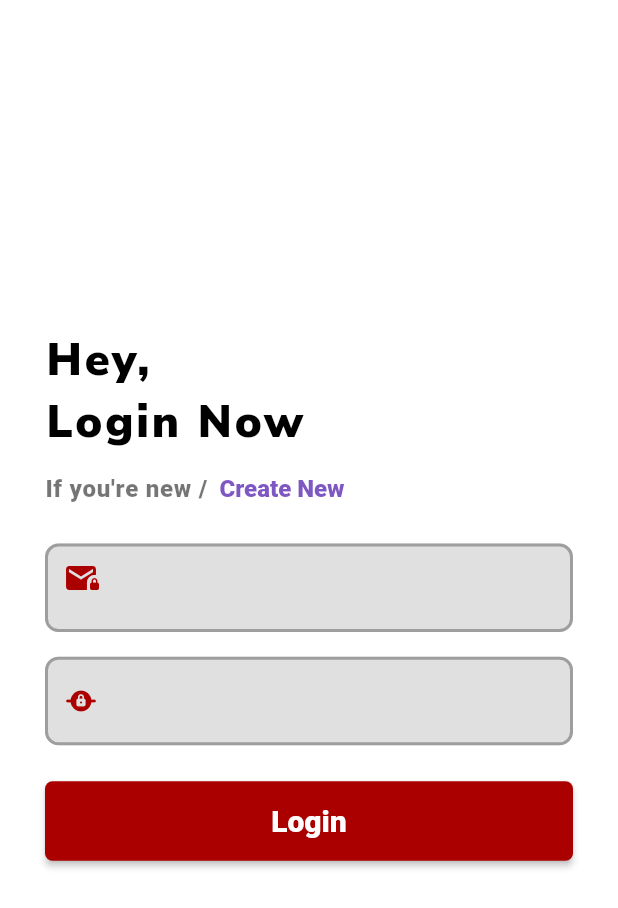
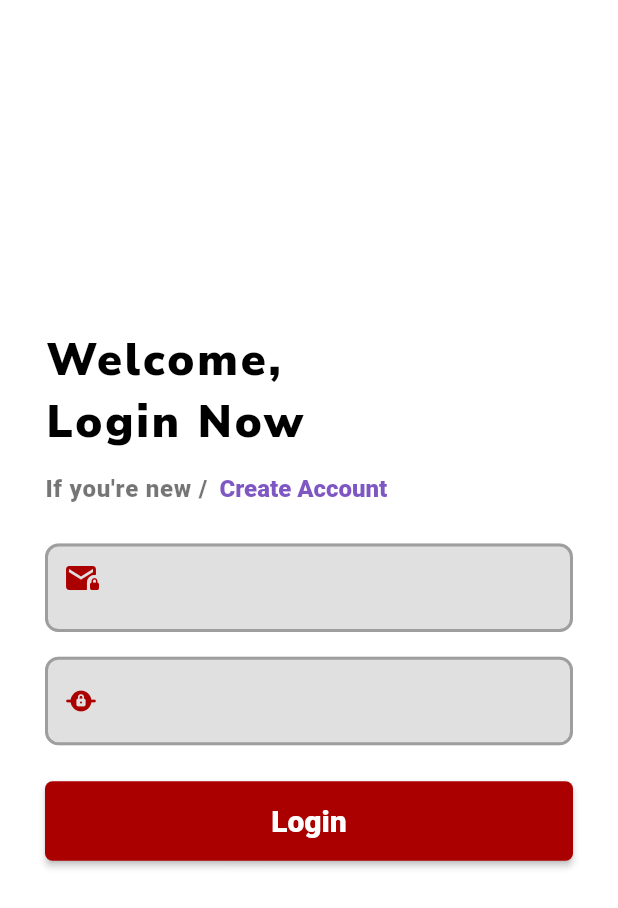
Before and after one commit to M-Saaim/Resedential-app, a Flutter app: the screen it shows after launch, on a phone screen of 412 x 824 dp. Shown: the top 908 px of the screen. Run offline on Flutter 3.47's test engine with Material 2 defaults, Android fonts, the phone set to English and light mode, and no system bars; our stand-ins replace firebase_auth, firebase_core, google_fonts; accounts and stored records are empty.

Commit message:
login pagr

```diff
--- a/lib/screen/loginpage.dart
+++ b/lib/screen/loginpage.dart
@@ -47,7 +47,7 @@ class _LoginPageState extends State<LoginPage> {
                     mainAxisAlignment: MainAxisAlignment.center,
                     crossAxisAlignment: CrossAxisAlignment.stretch,
                     children: <Widget>[
-                      Text("Hey,",
+                      Text("Welcome,",
                           style: GoogleFonts.nunitoSans(
                               textStyle: const TextStyle(
                             color: Colors.black,
@@ -85,7 +85,7 @@ class _LoginPageState extends State<LoginPage> {
                                         builder: (context) => const SignIn()));
                               },
                               child: Text(
-                                "Create New",
+                                "Create Account",
                                 style: GoogleFonts.roboto(
                                     textStyle: TextStyle(
                                         color: Colors.deepPurple.shade400,
```
